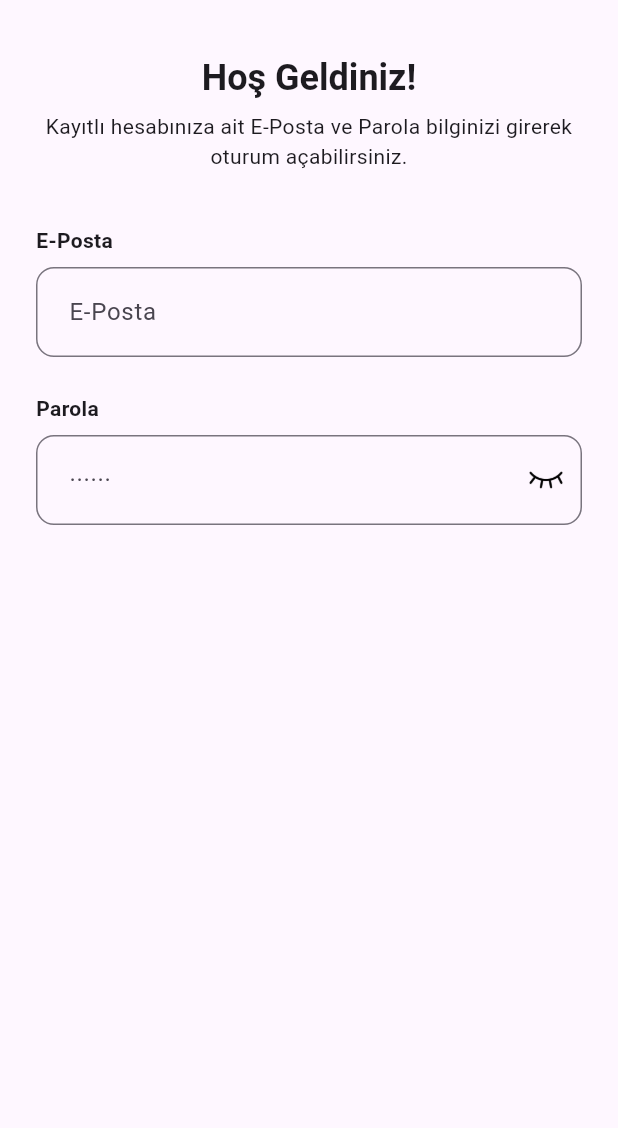
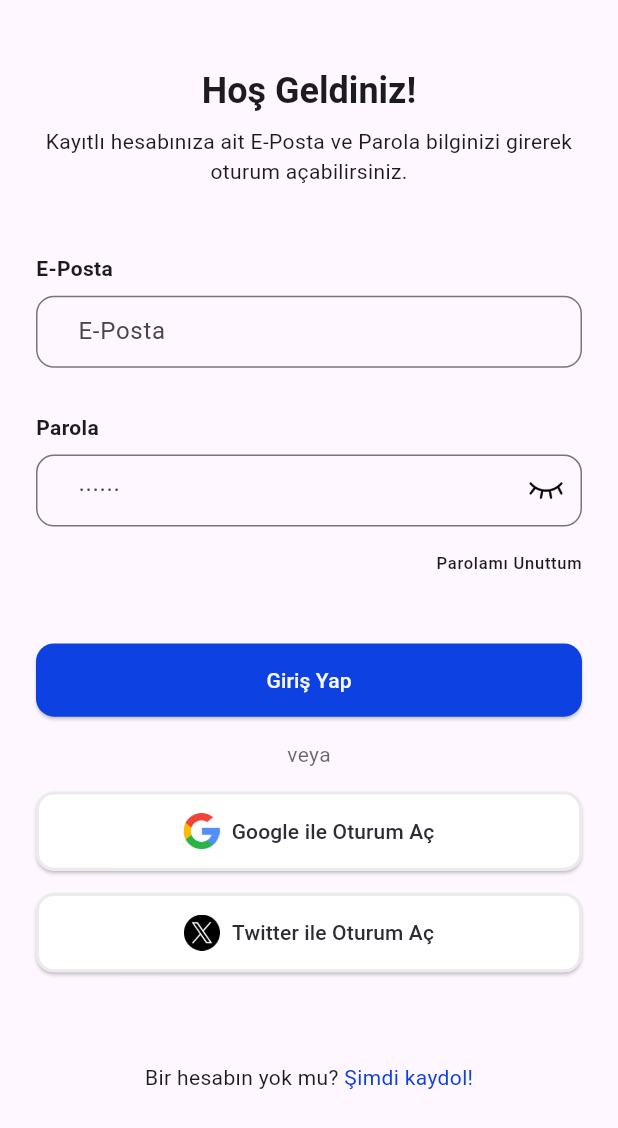
Before and after one commit to gelecekvadisi/travel_tales, a Flutter app: the screen it shows after launch, on a phone screen of 412 x 824 dp, the part 108-1236 px from its top. Run offline on Flutter 3.47's test engine with Material 3 defaults, Android fonts, the phone set to English and light mode, and no system bars; our stand-ins replace flutter_svg.

Commit message:
LoginPage arayüzü tamamlandı

```diff
--- a/lib/main.dart
+++ b/lib/main.dart
@@ -1,5 +1,7 @@
 import 'package:flutter/material.dart';
 import 'package:travel_tales/pages/login_page.dart';
+
+import 'util/constants.dart';
 
 void main() => runApp(const MyApp());
 
@@ -8,8 +10,23 @@ class MyApp extends StatelessWidget {
 
   @override
   Widget build(BuildContext context) {
-    return const MaterialApp(
+    return MaterialApp(
       title: 'Travel Tales',
+      theme: ThemeData(
+        elevatedButtonTheme: ElevatedButtonThemeData(
+          style: ElevatedButton.styleFrom(
+            backgroundColor: const Color(0xFF0D41E1),
+            foregroundColor: const Color(0xFFF8F9FE),
+            minimumSize: const Size(double.infinity, 0),
+            padding: const EdgeInsets.all(Constants.defaultPadding * 0.6),
+            shape: RoundedRectangleBorder(
+              borderRadius: BorderRadius.circular(
+                Constants.defaultRadius,
+              ),
+            ),
+          ),
+        ),
+      ),
       home: LoginPage(),
     );
   }
--- a/lib/pages/login_page.dart
+++ b/lib/pages/login_page.dart
@@ -1,7 +1,9 @@
+import 'package:flutter/cupertino.dart';
 import 'package:flutter/material.dart';
 import 'package:flutter/widgets.dart';
 import 'package:flutter_svg/flutter_svg.dart';
 import 'package:travel_tales/util/constants.dart';
+import 'package:travel_tales/util/style.dart';
 import 'package:travel_tales/widgets/fields/custom_text_form_field.dart';
 import 'package:travel_tales/widgets/logo_widget.dart';
 
@@ -10,7 +12,9 @@ class LoginPage extends StatelessWidget {
 
   @override
   Widget build(BuildContext context) {
+    ThemeData theme = Theme.of(context);
     return Scaffold(
+      resizeToAvoidBottomInset: false,
       body: SafeArea(
         child: Center(
           child: Padding(
@@ -20,28 +24,124 @@ class LoginPage extends StatelessWidget {
               crossAxisAlignment: CrossAxisAlignment.center,
               children: [
                 const LogoWidget(),
-                const SizedBox(height: Constants.defaultPadding * 1.5),
+                const Expanded(
+                  flex: 6,
+                  child: SizedBox(
+                      // height: Constants.defaultPadding * 1.5,
+                      ),
+                ),
                 Text(
                   "Hoş Geldiniz!",
                   style: Theme.of(context).textTheme.headlineSmall?.copyWith(
                         fontWeight: FontWeight.bold,
                       ),
                 ),
-                const SizedBox(height: Constants.defaultPadding / 4),
+                const Expanded(
+                  flex: 1,
+                  child: SizedBox(
+                    // height: Constants.defaultPadding / 4,
+                  ),
+                ),
                 const Text(
                   "Kayıtlı hesabınıza ait E-Posta ve Parola bilginizi girerek oturum açabilirsiniz.",
                   textAlign: TextAlign.center,
                 ),
-                SizedBox(height: Constants.defaultPadding,),
+                const Expanded(
+                  flex: 6,
+                  child: SizedBox(
+                      // height: Constants.defaultPadding * 1.5,
+                      ),
+                ),
                 CustomTextFormField(
                   label: "E-Posta",
                   hint: "E-Posta",
                   keyboardType: TextInputType.emailAddress,
                 ),
+                const Expanded(
+                  flex: 4,
+                  child: SizedBox(
+                    height: Constants.defaultPadding,
+                  ),
+                ),
                 CustomTextFormField(
                   label: "Parola",
                   hint: Constants.obscuringCharacter * 6,
                   keyboardType: TextInputType.visiblePassword,
+                ),
+                _buildForgotPassword(context),
+                const Expanded(
+                  flex: 4,
+                  child: SizedBox(
+                      // height: Constants.defaultPadding,
+                      ),
+                ),
+                ElevatedButton(
+                  onPressed: () {},
+                  child: const Text("Giriş Yap"),
+                ),
+                const Expanded(
+                  flex: 2,
+                  child: SizedBox(
+                      // height: Constants.defaultPadding / 2,
+                      ),
+                ),
+                Text(
+                  "veya",
+                  style: Theme.of(context)
+                      .textTheme
+                      .bodyMedium
+                      ?.copyWith(color: theme.hintColor),
+                ),
+                const Expanded(
+                  flex: 2,
+                  child: SizedBox(
+                      // height: Constants.defaultPadding / 2,
+                      ),
+                ),
+                ElevatedButton.icon(
+                  style: _socialButtonStyle(theme),
+                  onPressed: () {},
+                  icon: Image.asset(
+                    "assets/icons/google.png",
+                    height: 24,
+                    width: 24,
+                  ),
+                  label: const Text("Google ile Oturum Aç"),
+                ),
+                const Expanded(
+                  flex: 2,
+                  child: SizedBox(
+                    // height: Constants.defaultPadding / 2,
+                  ),
+                ),
+                ElevatedButton.icon(
+                  style: _socialButtonStyle(theme),
+                  onPressed: () {},
+                  icon: Image.asset(
+                    "assets/icons/twitter.png",
+                    height: 24,
+                    width: 24,
+                  ),
+                  label: const Text("Twitter ile Oturum Aç"),
+                ),
+                const Expanded(
+                  flex: 8,
+                  child: SizedBox(
+                      // height: Constants.defaultPadding * 2,
+                      ),
+                ),
+                Text.rich(
+                  TextSpan(
+                    children: [
+                      const TextSpan(text: "Bir hesabın yok mu? "),
+                      TextSpan(
+                        text: "Şimdi kaydol!",
+                        style: theme.textTheme.bodyMedium?.copyWith(
+                          color: Style.primaryColor,
+                        ),
+                      ),
+                    ],
+                  ),
                 ),
               ],
             ),
@@ -50,4 +150,35 @@ class LoginPage extends StatelessWidget {
       ),
     );
   }
+
+  ButtonStyle _socialButtonStyle(ThemeData theme) {
+    return ElevatedButton.styleFrom(
+        backgroundColor: Colors.white,
+        foregroundColor: Style.textColor,
+        shape: theme.elevatedButtonTheme.style?.shape?.resolve({})?.copyWith(
+            side: const BorderSide(
+          color: Color(0xFFEBEBEB),
+          width: 2,
+        )));
+  }
+
+  Align _buildForgotPassword(BuildContext context) {
+    return Align(
+      alignment: Alignment.centerRight,
+      child: TextButton(
+        style: TextButton.styleFrom(padding: EdgeInsets.zero),
+        onPressed: () {
+          _forgotPassword();
+        },
+        child: Text(
+          "Parolamı Unuttum",
+          style: Theme.of(context).textTheme.labelSmall,
+        ),
+      ),
+    );
+  }
+
+  _forgotPassword() {
+    //  TODO: Parola Sıfırlama işlemi yazılacak
+  }
 }
--- /dev/null
+++ b/lib/util/style.dart
@@ -0,0 +1,32 @@
+import 'package:flutter/material.dart';
+
+enum ImagesAsset {
+  /// ai.png
+  ai('ic_ai'),
+
+  /// apple.png
+  apple('ic_apple'),
+
+  /// default_profile.png
+  google('ic_default_profile'),
+
+  /// logo.png
+  logo('ic_logo');
+
+  final String name;
+
+  String get toPng => 'assets/images/$name.png';
+  String get toJpeg => 'assets/images/$name.jpeg';
+  String get toSvg => 'assets/images/$name.svg';
+  String get toGif => 'assets/images/$name.gif';
+  String get toJpg => 'assets/images/$name.jpg';
+
+  const ImagesAsset(this.name);
+}
+
+class Style {
+  static const Color primaryColor = Color(0xFF0D41E1);
+  static const Color backgroundColor = Colors.white;
+  static const Color borderColor = Color(0xFFEBEBEB);
+  static const Color textColor = Color(0xFF2B2C34);
+}
--- a/lib/widgets/fields/custom_text_form_field.dart
+++ b/lib/widgets/fields/custom_text_form_field.dart
@@ -32,16 +32,12 @@ class _CustomTextFormFieldState extends State<CustomTextFormField> {
 
   @override
   Widget build(BuildContext context) {
-    return Padding(
-      padding:
-          const EdgeInsets.symmetric(vertical: Constants.defaultPadding / 2),
-      child: Column(
-        children: [
-          _buildLabel(context),
-          const SizedBox(height: Constants.defaultPadding / 3),
-          _buildField(context),
-        ],
-      ),
+    return Column(
+      children: [
+        _buildLabel(context),
+        const SizedBox(height: Constants.defaultPadding / 3),
+        _buildField(context),
+      ],
     );
   }
 
@@ -53,7 +49,7 @@ class _CustomTextFormFieldState extends State<CustomTextFormField> {
       decoration: InputDecoration(
         hintText: widget.hint,
         // hintStyle: Theme.of(context).textTheme.bodyMedium,
-        contentPadding: const EdgeInsets.all(Constants.defaultPadding * 0.75),
+        contentPadding: const EdgeInsets.symmetric(horizontal: Constants.defaultPadding, vertical: Constants.defaultPadding/2,),
         border: OutlineInputBorder(
           borderSide: const BorderSide(width: Constants.defaultBorderWidth),
           borderRadius: BorderRadius.circular(Constants.defaultRadius),
```
Also changed, not shown: assets/icons/google.png (added), assets/icons/twitter.png (added).
